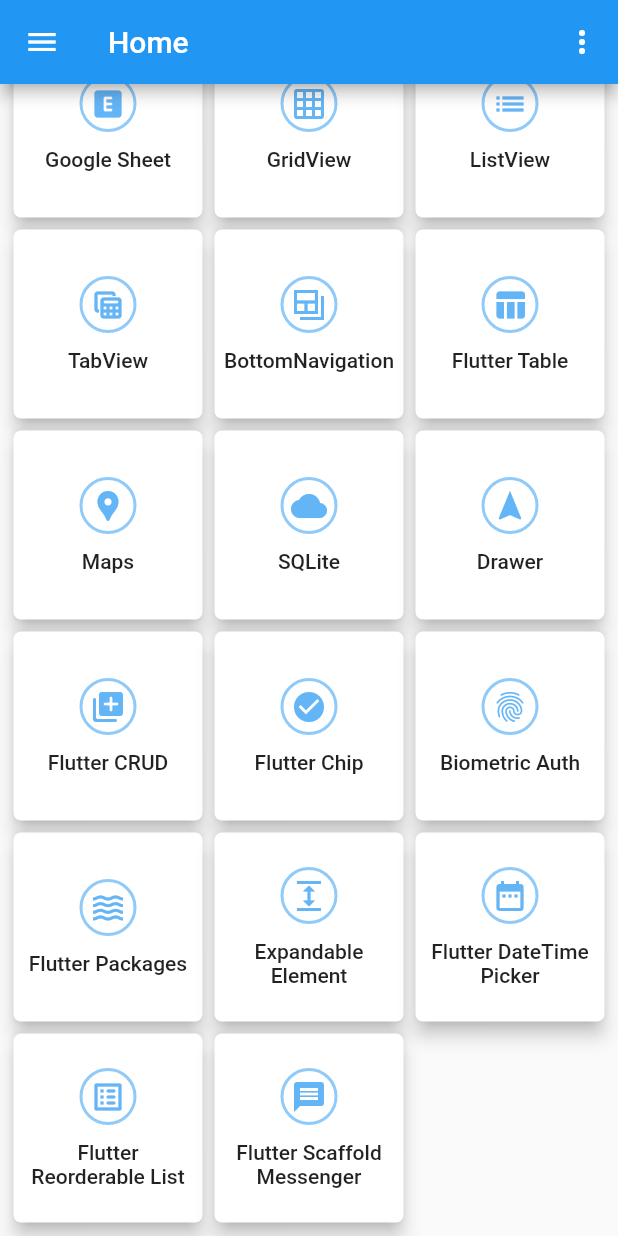
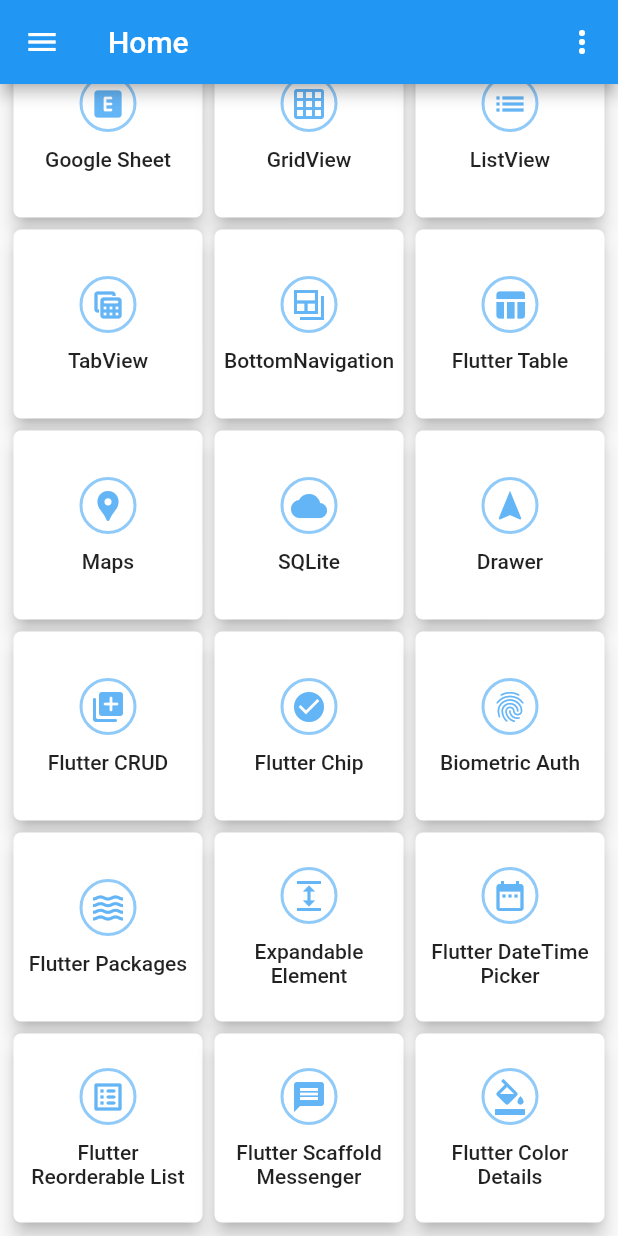
Before and after one commit to ruhulmath08/flutter_a2z, a Flutter app: the HomeScreen screen opened by its route, scrolled down 448 dp, on a phone screen of 412 x 824 dp. Run offline on Flutter 3.47's test engine with Material 2 defaults, Android fonts, the phone set to English and light mode, and no system bars; our stand-ins replace animated_text_kit, auto_size_text, carousel_slider, email_validator, faker, flutter_speed_dial and 6 more; missing offline and left inert: chips_input, flutter_reaction_button, flutter_syntax_view, giffy_dialog, rotated_corner_decoration.

Commit message:
add flutter color_details

```diff
--- a/lib/models/home_card_item.dart
+++ b/lib/models/home_card_item.dart
@@ -14,136 +14,37 @@
 
   static List<HomeCardItem> fetchAll() {
     return [
-      HomeCardItem(
-        1,
-        'Buttons',
-        Icons.smart_button_rounded,
-      ),
-      HomeCardItem(
-        2,
-        'Alert Dialog',
-        Icons.add_alert,
-      ),
-      HomeCardItem(
-        3,
-        'App Bar',
-        Icons.title,
-      ),
+      HomeCardItem(1, 'Buttons', Icons.smart_button_rounded),
+      HomeCardItem(2, 'Alert Dialog', Icons.add_alert),
+      HomeCardItem(3, 'App Bar', Icons.title),
       HomeCardItem(
         4,
         'App Bar',
         Icons.title,
       ),
-      HomeCardItem(
-        5,
-        FLUTTER_CARD_SCREEN_TITLE,
-        Icons.credit_card_rounded,
-      ),
-      HomeCardItem(
-        6,
-        'Chart',
-        Icons.pie_chart,
-      ),
-      HomeCardItem(
-        7,
-        'API Handling',
-        Icons.api,
-      ),
-      HomeCardItem(
-        8,
-        'Firebase',
-        Icons.local_fire_department_rounded,
-      ),
-      HomeCardItem(
-        9,
-        'Form',
-        Icons.format_align_justify,
-      ),
-      HomeCardItem(
-        10,
-        'Google Sheet',
-        Icons.explicit_rounded,
-      ),
-      HomeCardItem(
-        11,
-        'GridView',
-        Icons.grid_on_outlined,
-      ),
-      HomeCardItem(
-        12,
-        'ListView',
-        Icons.list,
-      ),
-      HomeCardItem(
-        13,
-        'TabView',
-        Icons.table_view_rounded,
-      ),
-      HomeCardItem(
-        14,
-        'BottomNavigation',
-        Icons.backup_table_sharp,
-      ),
-      HomeCardItem(
-        15,
-        FLUTTER_TABLE_SCREEN_TITLE,
-        Icons.table_chart,
-      ),
-      HomeCardItem(
-        16,
-        'Maps',
-        Icons.location_pin,
-      ),
-      HomeCardItem(
-        17,
-        'SQLite',
-        Icons.cloud,
-      ),
-      HomeCardItem(
-        18,
-        'Drawer',
-        Icons.navigation,
-      ),
-      HomeCardItem(
-        19,
-        'Flutter CRUD',
-        Icons.add_to_photos_rounded,
-      ),
-      HomeCardItem(
-        20,
-        'Flutter Chip',
-        Icons.check_circle,
-      ),
-      HomeCardItem(
-        21,
-        'Biometric Auth',
-        Icons.fingerprint_outlined,
-      ),
-      HomeCardItem(
-        22,
-        FLUTTER_PACKAGES_SCREEN_TITLE,
-        Icons.waves,
-      ),
-      HomeCardItem(
-        23,
-        EXPANDABLE_ELEMENT_SCREEN_TITLE,
-        Icons.expand,
-      ),
-      HomeCardItem(
-        24,
-        FLUTTER_DATETIME_PICKER_SCREEN_TITLE,
-        Icons.date_range,
-      ),
-      HomeCardItem(
-        25,
-        FLUTTER_REORDERABLES_LIST_TITLE,
-        Icons.list_alt_rounded,
-      ),
-      HomeCardItem(
-        25,
-        FLUTTER_SCAFFOLD_MESSAGE_TITLE,
-        Icons.message,
-      ),
+      HomeCardItem(5, FLUTTER_CARD_SCREEN_TITLE, Icons.credit_card_rounded),
+      HomeCardItem(6, 'Chart', Icons.pie_chart),
+      HomeCardItem(7, 'API Handling', Icons.api),
+      HomeCardItem(8, 'Firebase', Icons.local_fire_department_rounded),
+      HomeCardItem(9, 'Form', Icons.format_align_justify),
+      HomeCardItem(10, 'Google Sheet', Icons.explicit_rounded),
+      HomeCardItem(11, 'GridView', Icons.grid_on_outlined),
+      HomeCardItem(12, 'ListView', Icons.list),
+      HomeCardItem(13, 'TabView', Icons.table_view_rounded),
+      HomeCardItem(14, 'BottomNavigation', Icons.backup_table_sharp),
+      HomeCardItem(15, FLUTTER_TABLE_SCREEN_TITLE, Icons.table_chart),
+      HomeCardItem(16, 'Maps', Icons.location_pin),
+      HomeCardItem(17, 'SQLite', Icons.cloud),
+      HomeCardItem(18, 'Drawer', Icons.navigation),
+      HomeCardItem(19, 'Flutter CRUD', Icons.add_to_photos_rounded),
+      HomeCardItem(20, 'Flutter Chip', Icons.check_circle),
+      HomeCardItem(21, 'Biometric Auth', Icons.fingerprint_outlined),
+      HomeCardItem(22, FLUTTER_PACKAGES_SCREEN_TITLE, Icons.waves),
+      HomeCardItem(23, EXPANDABLE_ELEMENT_SCREEN_TITLE, Icons.expand),
+      HomeCardItem(24, FLUTTER_DATETIME_PICKER_SCREEN_TITLE, Icons.date_range),
+      HomeCardItem(25, FLUTTER_REORDERABLES_LIST_TITLE, Icons.list_alt_rounded),
+      HomeCardItem(25, FLUTTER_SCAFFOLD_MESSAGE_TITLE, Icons.message),
+      HomeCardItem(25, FLUTTER_COLOR_SCREEN_TITLE, Icons.format_color_fill),
     ];
   }
 }
--- a/lib/routing/router.dart
+++ b/lib/routing/router.dart
@@ -14,6 +14,7 @@
 import 'package:flutter_a2z/screens/flutter_advanced/flutter_search/flutter_search.dart';
 import 'package:flutter_a2z/screens/flutter_advanced/my_custom_paint/my_custom_paint.dart';
 import 'package:flutter_a2z/screens/flutter_advanced/responsive_text/responsive_text.dart';
+import 'package:flutter_a2z/screens/flutter_color/flutter_color.dart';
 import 'package:flutter_a2z/screens/flutter_lifecycle/flutter_lifecycle.dart';
 import 'package:flutter_a2z/screens/flutter_lifecycle/stateful_widget/stateful_widget_lifecycle.dart';
 import 'package:flutter_a2z/screens/flutter_packages/animated_text_kit/animated_text_kit.dart';
@@ -732,6 +733,15 @@
       );
     //---------------------------------DateTimePicker: End-------------------------------------
 
+    //---------------------------------FlutterColor: Start-------------------------------------
+    case FLUTTER_COLOR_SCREEN_ROUTE:
+      return MaterialPageRoute(
+        builder: (context) => const FlutterColor(
+          title: FLUTTER_COLOR_SCREEN_TITLE,
+        ),
+      );
+    //---------------------------------FlutterColor: End---------------------------------------
+
     default:
       return null;
       break;
--- a/lib/routing/routing_constants.dart
+++ b/lib/routing/routing_constants.dart
@@ -340,3 +340,8 @@
 const String DATE_RANGE_PICKER_SCREEN_ROUTE = '/date_range_picker';
 const String DATE_RANGE_PICKER_SCREEN_TITLE = 'DateRange Picker';
 //---------------------------------DateTimePicker: End ------------------------------
+
+//---------------------------------FlutterColor: Start ------------------------------
+const String FLUTTER_COLOR_SCREEN_ROUTE = '/flutter_color_details';
+const String FLUTTER_COLOR_SCREEN_TITLE = 'Flutter Color Details';
+//---------------------------------FlutterColor: End --------------------------------
--- /dev/null
+++ b/lib/screens/flutter_color/flutter_color.dart
@@ -0,0 +1,119 @@
+import 'package:flutter/material.dart';
+import 'package:flutter_a2z/constants/constants.dart';
+
+class FlutterColor extends StatefulWidget {
+  final String title;
+
+  const FlutterColor({Key key, this.title}) : super(key: key);
+  @override
+  _FlutterColorState createState() => _FlutterColorState();
+}
+
+class _FlutterColorState extends State<FlutterColor> {
+  @override
+  Widget build(BuildContext context) {
+    return Scaffold(
+      appBar: AppBar(
+        title: Text(widget.title),
+      ),
+      body: ListView(
+        physics: const BouncingScrollPhysics(),
+        padding: const EdgeInsets.all(Constants.PAGE_DEFAULT_PADDING),
+        children: [
+          Container(
+            height: 100,
+            color: Colors.red,
+            child: const Center(
+              child: Text(
+                'Flutter default color (red)',
+                style: TextStyle(color: Colors.white),
+              ),
+            ),
+          ),
+          const SizedBox(height: 10),
+          Container(
+            height: 100,
+            //https://www.codegrepper.com/code-examples/whatever/flutter+color+opacity
+            //FF is opacity 100%
+            color: const Color(0xFF0328fc),
+            child: const Center(
+              child: Text(
+                'Hex color (F0328fc) with opacity 100',
+                style: TextStyle(color: Colors.white),
+              ),
+            ),
+          ),
+          const SizedBox(height: 10),
+          Container(
+            height: 100,
+            //we can also add # and opacity
+            //80 is opacity and 03fc14 is color
+            color: HexColor.fromHex('#8003fc14'),
+            child: const Center(
+              child: Text(
+                'Color (#8003fc14) from Hex class',
+                style: TextStyle(color: Colors.pinkAccent),
+              ),
+            ),
+          ),
+          const SizedBox(height: 10),
+          Container(
+            height: 100,
+            //.9 is opacity
+            color: const Color.fromRGBO(176, 79, 60, .9),
+            child: const Center(
+              child: Text(
+                'Color (176, 79, 60, .9) from RGB',
+                style: TextStyle(color: Colors.white),
+              ),
+            ),
+          ),
+          const SizedBox(height: 10),
+          Container(
+            height: 100,
+            //.9 is opacity
+            color: Colors.green.withOpacity(0.5),
+            child: const Center(
+              child: Text(
+                'Apply opacity in any color -> Colors.green.withOpacity(0.5)',
+                style: TextStyle(color: Colors.white),
+                textAlign: TextAlign.center,
+              ),
+            ),
+          ),
+          const SizedBox(height: 10),
+          Container(
+            height: 100,
+            //.9 is opacity
+            color: Colors.green,
+            child: Center(
+              child: Text(
+                'Convert color to Hex value green -> "${Colors.green.toHex()}"',
+                style: const TextStyle(color: Colors.white),
+                textAlign: TextAlign.center,
+              ),
+            ),
+          ),
+          const SizedBox(height: 10),
+        ],
+      ),
+    );
+  }
+}
+
+extension HexColor on Color {
+  static Color fromHex(String hexString) {
+    final buffer = StringBuffer();
+    if (hexString.length <= 7) buffer.write('ff');
+    buffer.write(hexString.replaceFirst('#', ''));
+
+    return Color(int.parse(buffer.toString(), radix: 16));
+  }
+
+  /// Prefixes a hash sign if [leadingHashSign] is set to `true` (default is `true`).
+  String toHex({bool leadingHashSign = true}) => '${leadingHashSign ? '#' : ''}'
+      '${alpha.toRadixString(16).padLeft(2, '0')}'
+      '${red.toRadixString(16).padLeft(2, '0')}'
+      '${green.toRadixString(16).padLeft(2, '0')}'
+      '${blue.toRadixString(16).padLeft(2, '0')}';
+}
--- a/lib/screens/home/home_screen.dart
+++ b/lib/screens/home/home_screen.dart
@@ -156,6 +156,10 @@
       case FLUTTER_SCAFFOLD_MESSAGE_TITLE:
         Navigator.pushNamed(context, FLUTTER_SCAFFOLD_MESSAGE_ROUTE);
         break;
+
+      case FLUTTER_COLOR_SCREEN_TITLE:
+        Navigator.pushNamed(context, FLUTTER_COLOR_SCREEN_ROUTE);
+        break;
     }
   }
 }
```
Also changed, not shown: 1 other file.
